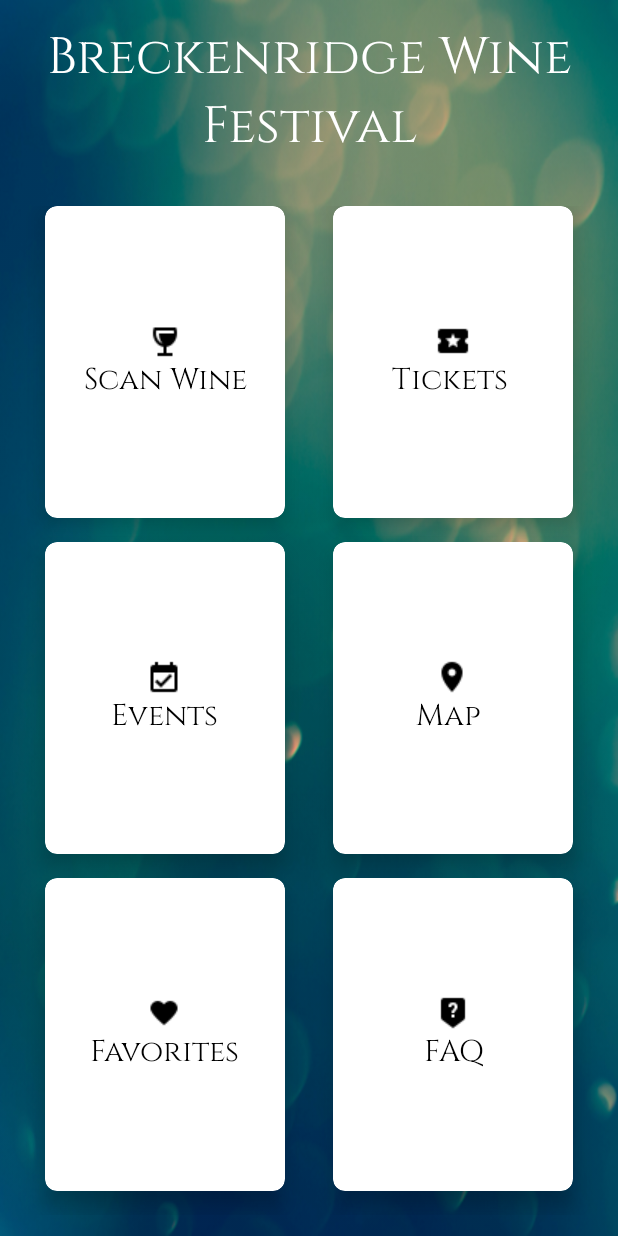
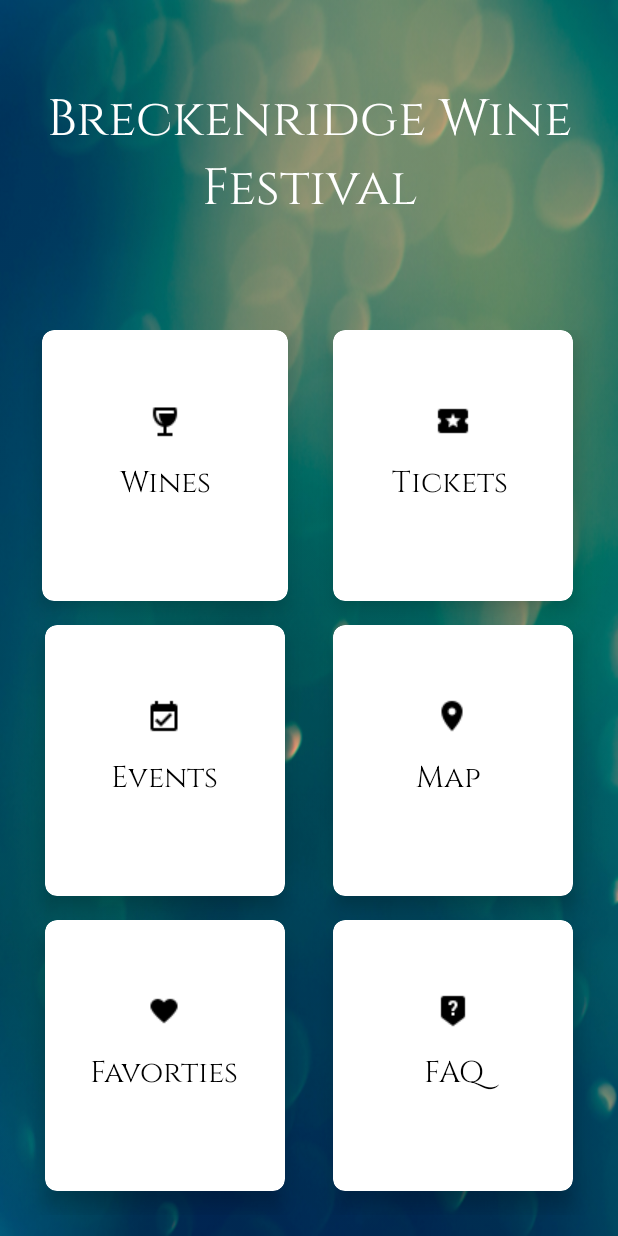
Before and after one commit to drcindie/WINE, an Android app: the screen it shows after launch (MainActivity), on a phone screen of 412 x 824 dp. Run offline under Robolectric (Android 15) with nearby library versions, the phone set to English and light mode, and no system bars; Roboto replaces fonts that are not available here.

Commit message:
layout change grid sum

```diff
--- a/app/src/main/res/layout/activity_main.xml
+++ b/app/src/main/res/layout/activity_main.xml
@@ -6,12 +6,12 @@
     android:layout_height="match_parent"
     android:orientation="vertical"
     android:background="@drawable/bluebubble"
-    android:weightSum="10"
+    android:weightSum="12"
     tools:context=".MainActivity">
 
 
     <RelativeLayout
-        android:layout_weight="1.5"
+        android:layout_weight="3"
         android:layout_width="match_parent"
         android:layout_height="0dp">
 
@@ -22,8 +22,7 @@
             android:layout_centerInParent="true"
             android:fontFamily="@font/cinzel"
             android:gravity="center"
-            android:text="Breckenridge
-Wine Festival"
+            android:text="@string/title"
             android:textColor="@android:color/white"
             android:textSize="34sp" />
 
@@ -36,7 +35,7 @@ Wine Festival"
         android:rowCount="3"
         android:alignmentMode="alignMargins"
         android:columnOrderPreserved="false"
-        android:layout_weight="8.5"
+        android:layout_weight="9"
         android:layout_width="match_parent"
         android:layout_height="0dp"
         android:padding="14dp"
@@ -51,15 +50,15 @@ Wine Festival"
             android:layout_columnWeight="1"
             android:layout_rowWeight="1"
             android:layout_marginBottom="16dp"
-            android:layout_marginLeft="16dp"
-            android:layout_marginRight="16dp"
+            android:layout_marginLeft="14dp"
+            android:layout_marginRight="14dp"
             app:cardElevation="8dp"
             app:cardCornerRadius="8dp"
             >
 
             <LinearLayout
                 android:layout_gravity="center_horizontal|center_vertical"
-                android:layout_margin="16dp"
+                android:layout_margin="4dp"
                 android:orientation="vertical"
                 android:layout_width="wrap_content"
                 android:layout_height="wrap_content">
@@ -75,7 +74,8 @@ Wine Festival"
                     android:layout_width="wrap_content"
                     android:layout_height="wrap_content"
                     android:fontFamily="@font/cinzel"
-                    android:text="Scan Wine"
+                    android:text="@string/Wine"
+                    android:padding="15dp"
                     android:textAlignment="center"
                     android:textColor="@android:color/black"
                     android:textSize="20sp" />
@@ -104,7 +104,7 @@ Wine Festival"
 
             <LinearLayout
                 android:layout_gravity="center_horizontal|center_vertical"
-                android:layout_margin="16dp"
+                android:layout_margin="8dp"
                 android:orientation="vertical"
                 android:layout_width="wrap_content"
                 android:layout_height="wrap_content">
@@ -119,7 +119,9 @@ Wine Festival"
                     android:id="@+id/ticketsBtn"
                     android:layout_width="wrap_content"
                     android:layout_height="wrap_content"
+                    android:contentDescription="link to ticket purchase page"
                     android:fontFamily="@font/cinzel"
+                    android:padding="15dp"
                     android:text="@string/ticket_link"
                     android:textAlignment="center"
                     android:textColor="@android:color/black"
@@ -150,7 +152,7 @@ Wine Festival"
                 android:layout_width="wrap_content"
                 android:layout_height="wrap_content"
                 android:layout_gravity="center_horizontal|center_vertical"
-                android:layout_margin="16dp"
+                android:layout_margin="8dp"
                 android:orientation="vertical">
 
                 <ImageView
@@ -165,6 +167,7 @@ Wine Festival"
                     android:layout_height="wrap_content"
                     android:fontFamily="@font/cinzel"
                     android:text="Events"
+                    android:padding="15dp"
                     android:textAlignment="center"
                     android:textColor="@android:color/black"
                     android:textSize="20sp" />
@@ -196,17 +199,21 @@ Wine Festival"
                 android:layout_margin="16dp"
                 android:orientation="vertical">
 
+
                 <ImageView
                     android:layout_width="wrap_content"
                     android:layout_height="wrap_content"
                     android:layout_gravity="center_horizontal"
+                    android:contentDescription="@string/Map"
                     android:src="@drawable/mappinicon" />
 
                 <TextView
                     android:id="@+id/mapBtn"
                     android:layout_width="wrap_content"
                     android:layout_height="wrap_content"
+                    android:contentDescription="@string/contains_links"
                     android:fontFamily="@font/cinzel"
+                    android:padding="15dp"
                     android:text="@string/contains_links"
                     android:textAlignment="center"
                     android:textColor="@android:color/black"
@@ -236,13 +243,14 @@ Wine Festival"
                 android:layout_width="wrap_content"
                 android:layout_height="wrap_content"
                 android:layout_gravity="center_horizontal|center_vertical"
-                android:layout_margin="16dp"
+                android:layout_margin="2dp"
                 android:orientation="vertical">
 
                 <ImageView
                     android:layout_width="wrap_content"
                     android:layout_height="wrap_content"
                     android:layout_gravity="center_horizontal"
+                    android:contentDescription="@string/Favorites"
                     android:src="@drawable/hearticon" />
 
                 <TextView
@@ -250,7 +258,8 @@ Wine Festival"
                     android:layout_width="wrap_content"
                     android:layout_height="wrap_content"
                     android:fontFamily="@font/cinzel"
-                    android:text="Favorites"
+                    android:text="@string/Favorites"
+                    android:padding="15dp"
                     android:textAlignment="center"
                     android:textColor="@android:color/black"
                     android:textSize="20sp" />
@@ -278,7 +287,7 @@ Wine Festival"
 
             <LinearLayout
                 android:layout_gravity="center_horizontal|center_vertical"
-                android:layout_margin="16dp"
+                android:layout_margin="8dp"
                 android:orientation="vertical"
                 android:layout_width="wrap_content"
                 android:layout_height="wrap_content">
@@ -294,7 +303,8 @@ Wine Festival"
                     android:layout_width="wrap_content"
                     android:layout_height="wrap_content"
                     android:fontFamily="@font/cinzel"
-                    android:text="FAQ"
+                    android:text="  FAQ  "
+                    android:padding="15dp"
                     android:textAlignment="center"
                     android:textColor="@android:color/black"
                     android:textSize="20sp" />
--- a/app/src/main/res/values/strings.xml
+++ b/app/src/main/res/values/strings.xml
@@ -3,4 +3,7 @@
     <string name="title">Breckenridge Wine Festival</string>
     <string name="ticket_link">Tickets <a href="http://www.yahoo.com"></a></string>
     <string name="contains_links">Map <a href="http://www.google.com"></a></string>
+    <string name="Favorites">Favorties</string>
+    <string name="Map">Map</string>
+    <string name="Wine">Wines</string>
 </resources>
```
